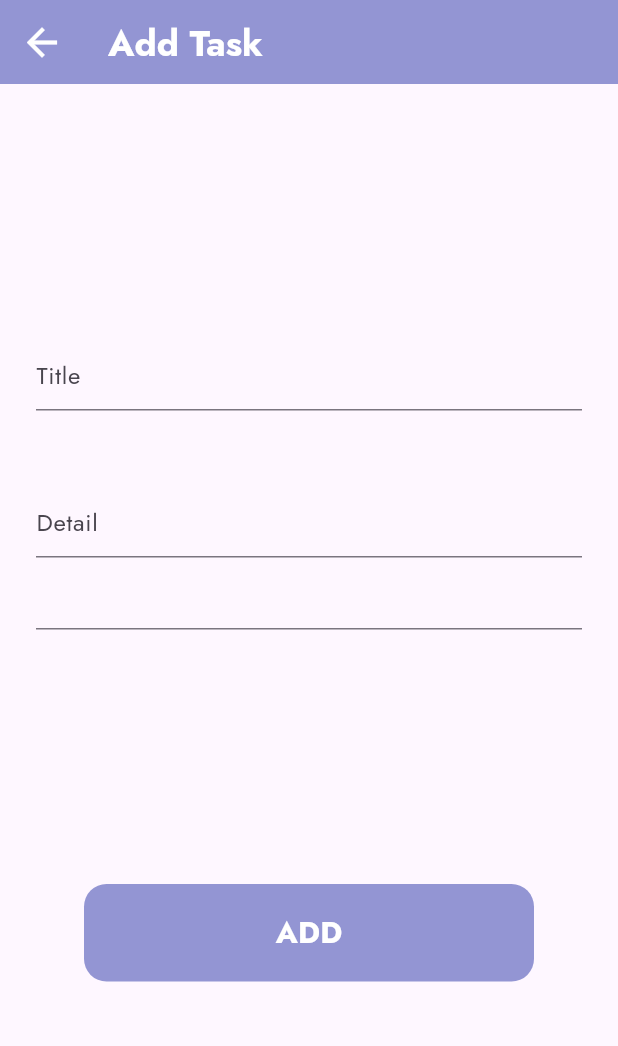
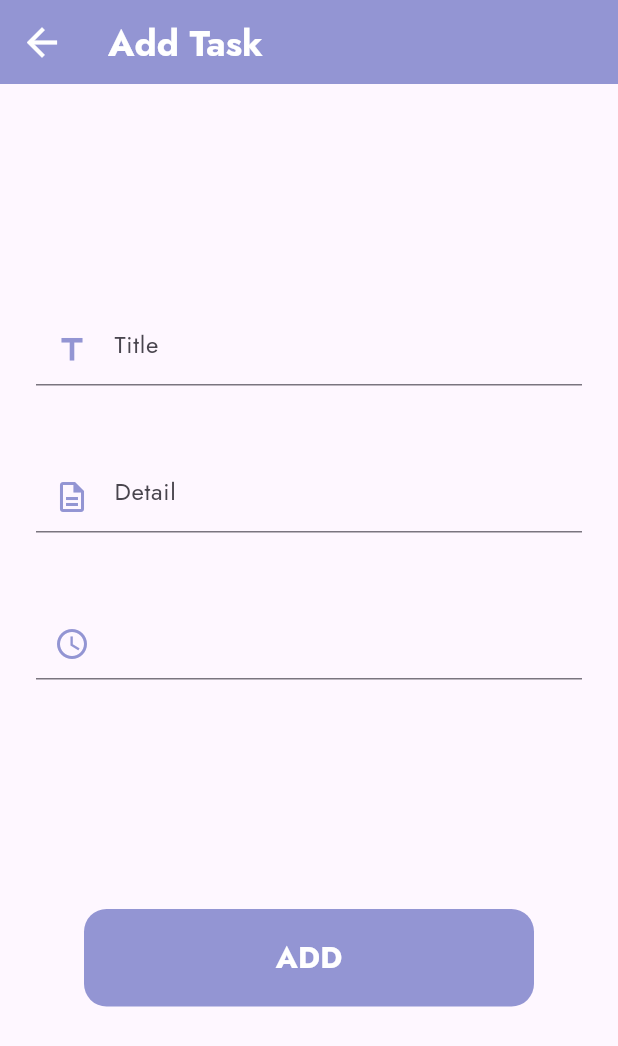
Before and after one commit to hakanbaysal20/TODOApp, a Flutter app: the Registration screen opened directly, on a phone screen of 412 x 824 dp. Shown: the top 1046 px of the screen. Run offline on Flutter 3.47's test engine with Material 3 defaults, Android fonts, the phone set to English and light mode, and no system bars; our stand-ins replace flutter_bloc, sqflite; accounts and stored records are empty.

Commit message:
tabbar added to the project

```diff
--- a/to_do_app/lib/data/repository/todo_repository.dart
+++ b/to_do_app/lib/data/repository/todo_repository.dart
@@ -47,11 +47,12 @@ class ToDoRepository{
     newTodo["date_time"] = date_time;
     await db.insert("todo", newTodo);
   }
-  Future<void> updateToDo(int todo_id,String todo_name,String description_name) async {
+  Future<void> updateToDo(int todo_id,String todo_name,String description_name,String date_time) async {
     var db = await DatabaseAccess.databaseAccess();
     var updateTodo = Map<String,dynamic>();
     updateTodo["todo_name"] = todo_name;
     updateTodo["description_name"] = description_name;
+    updateTodo["date_time"] = date_time;
     await db.update("todo", updateTodo,where: "todo_id = ? ",whereArgs: [todo_id]);
 
   }
--- a/to_do_app/lib/main.dart
+++ b/to_do_app/lib/main.dart
@@ -4,6 +4,7 @@ import 'package:to_do_app/ui/bloc/details_cubit.dart';
 import 'package:to_do_app/ui/bloc/registration_cubit.dart';
 import 'package:to_do_app/ui/bloc/home_cubit.dart';
 import 'package:to_do_app/ui/views/home.dart';
+import 'package:to_do_app/ui/views/tab_bar.dart';
 
 void main() {
   runApp(const MyApp());
@@ -27,7 +28,7 @@ class MyApp extends StatelessWidget {
           colorScheme: ColorScheme.fromSeed(seedColor: Colors.deepPurple),
           useMaterial3: true,
         ),
-        home: const Home(),
+        home: const TabBarScreen(),
       ),
     );
   }
--- a/to_do_app/lib/ui/bloc/details_cubit.dart
+++ b/to_do_app/lib/ui/bloc/details_cubit.dart
@@ -6,7 +6,7 @@ class DetailsCubit extends Cubit<void> {
 
   var tRepo = ToDoRepository();
 
-  Future<void> updateToDo(int todo_id,String todo_name,String todo_description) async {
-    await tRepo.updateToDo(todo_id, todo_name, todo_description);
+  Future<void> updateToDo(int todo_id,String todo_name,String todo_description,String date_time) async {
+    await tRepo.updateToDo(todo_id, todo_name, todo_description,date_time);
   }
 }
--- a/to_do_app/lib/ui/views/registration.dart
+++ b/to_do_app/lib/ui/views/registration.dart
@@ -36,18 +36,23 @@ class _RegistrationState extends State<Registration> {
                 TextField(
                   maxLines: null,
                   controller: tfName,
-                  decoration: const InputDecoration(hintText: "Title",hintStyle: TextStyle(fontFamily: 'Jost')),
+                  decoration: const InputDecoration(prefixIcon: Icon(Icons.title_outlined,color: ColorConstants.primaryColor,),hintText: "Title",hintStyle: TextStyle(fontFamily: 'Jost')),
                 ),
                 const SizedBox(height: 50),
                 TextField(
                   maxLines: null,
                   controller: tfDescription,
-                  decoration: const InputDecoration(hintText: "Detail",hintStyle: TextStyle(fontFamily: 'Jost')),
+                  decoration: const InputDecoration(
+                    prefixIcon: Icon(Icons.description_outlined,color: ColorConstants.primaryColor,),
+                      hintText: "Detail",hintStyle: TextStyle(fontFamily: 'Jost')),
                 ),
+                const SizedBox(height: 50),
                 TextFormField(
                   controller: tfDate,
                   keyboardType: TextInputType.none,
-                  decoration: InputDecoration(hintText: tfDate.text,),
+                  decoration: InputDecoration(
+                      prefixIcon: Icon(Icons.watch_later_outlined,color: ColorConstants.primaryColor,),
+                      hintText: tfDate.text),
                   validator: (value) {
                     if(value == null || value.isEmpty){
                       return 'DATE';
--- a/to_do_app/pubspec.yaml
+++ b/to_do_app/pubspec.yaml
@@ -34,6 +34,7 @@ dependencies:
   flutter_bloc:
   sqflite:
   intl:
+  flutter_local_notifications: ^13.0.0
 
 
   # The following adds the Cupertino Icons font to your application.
```
Also changed, not shown: to_do_app/lib/ui/views/details.dart (+20 -1 lines), to_do_app/lib/ui/views/home.dart (+1 -21 lines), to_do_app/lib/ui/views/tab_bar.dart (added, +59 -0 lines), to_do_app/pubspec.lock.
